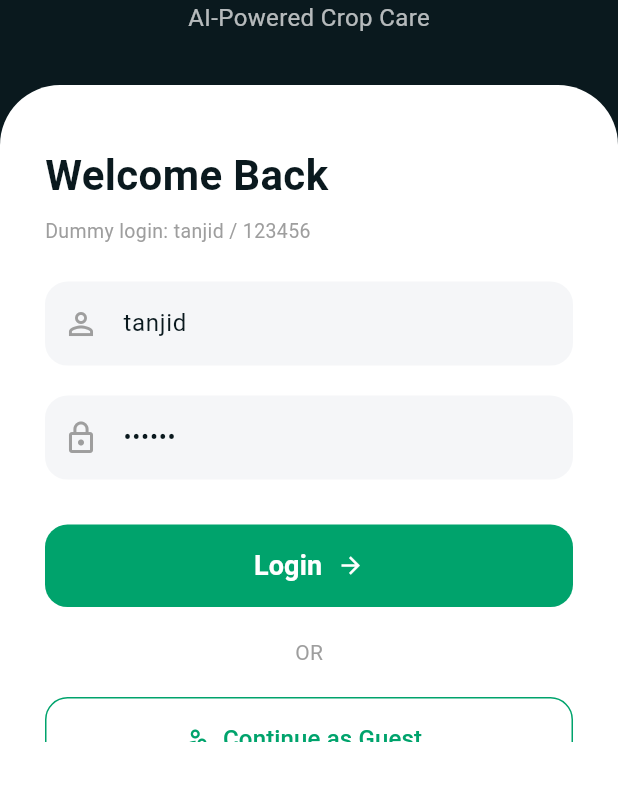
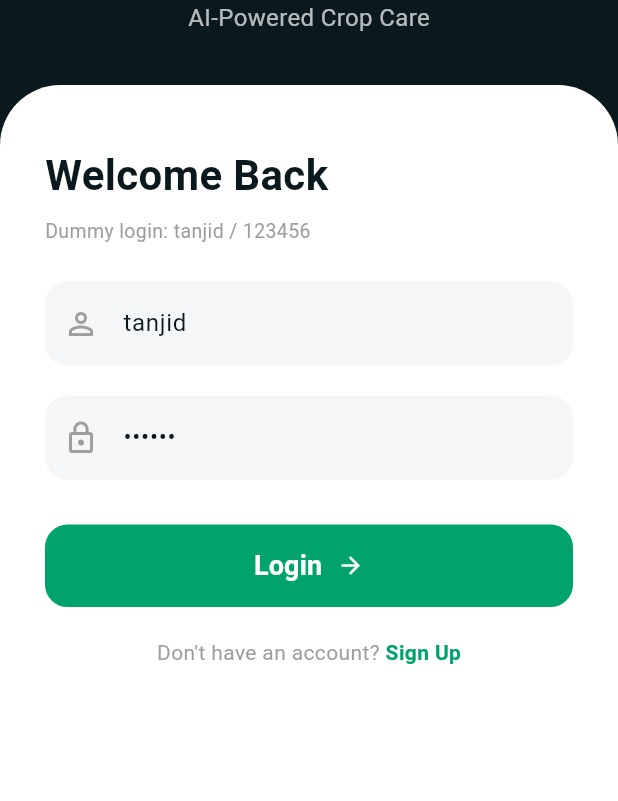
Before and after one commit to nafijur-rahaman/Crop_Doctor, a Flutter app: the AuthScreen screen opened directly, on a phone screen of 412 x 824 dp, the part 434-1235 px from its top. Run offline on Flutter 3.47's test engine with Material 3 defaults, Android fonts, the phone set to English and light mode, and no system bars; our stand-ins replace image_picker.

Commit message:
Auth screen updated

```diff
--- a/mobile/lib/screens/auth_screen.dart
+++ b/mobile/lib/screens/auth_screen.dart
@@ -1,6 +1,7 @@
 import 'package:flutter/material.dart';
 
 import 'main_layout.dart';
+import 'register_screen.dart';
 
 class AuthScreen extends StatefulWidget {
   const AuthScreen({super.key});
@@ -167,34 +168,28 @@ class _AuthScreenState extends State<AuthScreen> {
                         ),
                       ),
                     ),
-                    const Padding(
-                      padding: EdgeInsets.symmetric(vertical: 20),
-                      child: Center(
-                        child: Text('OR', style: TextStyle(color: Colors.grey)),
-                      ),
-                    ),
-                    SizedBox(
-                      width: double.infinity,
-                      height: 55,
-                      child: OutlinedButton.icon(
-                        onPressed: _goToHome,
-                        icon: const Icon(
-                          Icons.person_search_outlined,
-                          color: Color(0xFF00A36C),
-                        ),
-                        label: const Text(
-                          'Continue as Guest',
-                          style: TextStyle(
-                            color: Color(0xFF00A36C),
-                            fontSize: 16,
+                    const SizedBox(height: 20),
+                    Center(
+                      child: Row(
+                        mainAxisAlignment: MainAxisAlignment.center,
+                        children: [
+                          const Text("Don't have an account? ", style: TextStyle(color: Colors.grey)),
+                          GestureDetector(
+                            onTap: () {
+                              Navigator.pushReplacement(
+                                context,
+                                MaterialPageRoute(builder: (context) => const RegisterScreen()),
+                              );
+                            },
+                            child: const Text(
+                              'Sign Up',
+                              style: TextStyle(
+                                color: Color(0xFF00A36C),
+                                fontWeight: FontWeight.bold,
+                              ),
+                            ),
                           ),
-                        ),
-                        style: OutlinedButton.styleFrom(
-                          side: const BorderSide(color: Color(0xFF00A36C)),
-                          shape: RoundedRectangleBorder(
-                            borderRadius: BorderRadius.circular(15),
-                          ),
-                        ),
+                        ],
                       ),
                     ),
                   ],
```
